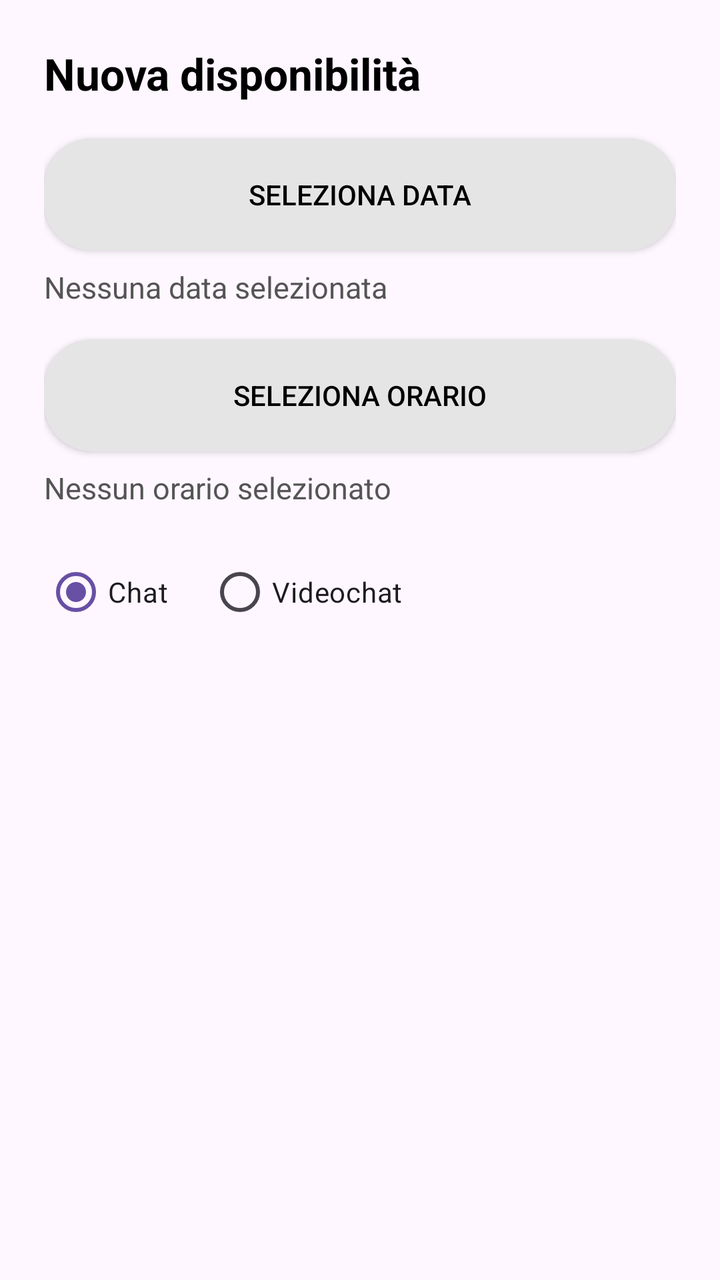
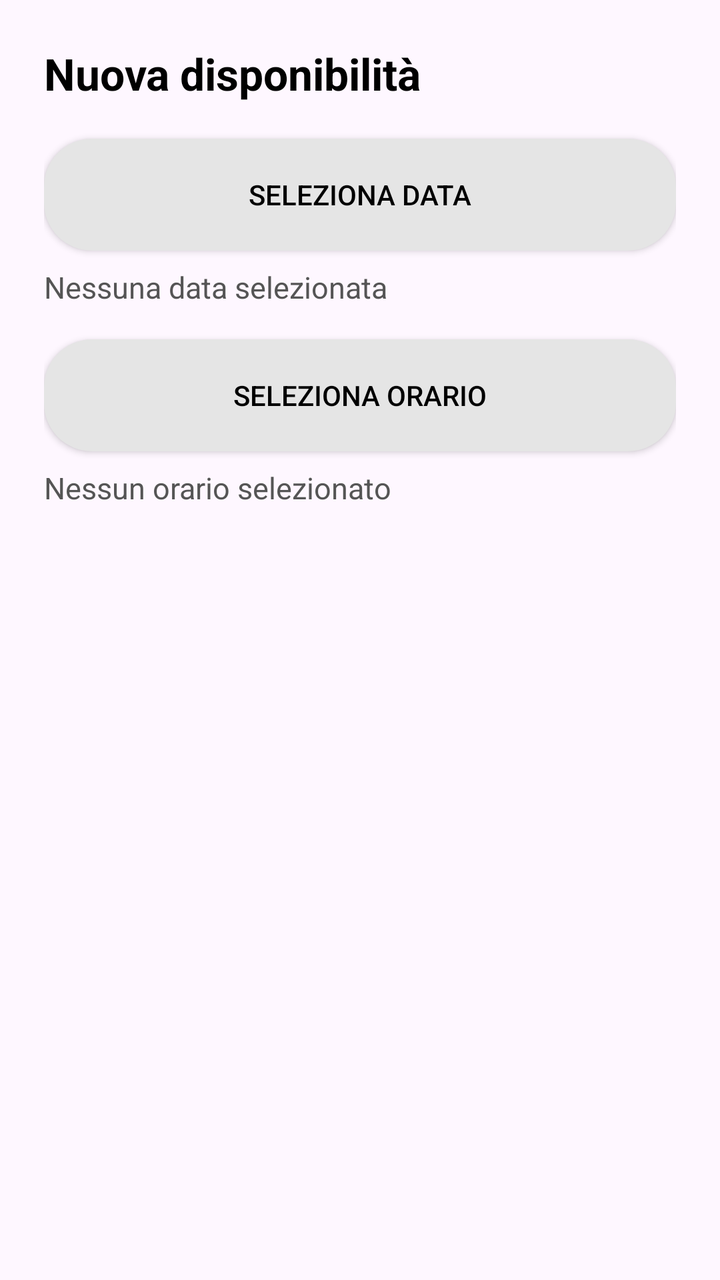

An Android layout rendered at two revisions. The XML below is the earlier revision; the diff shows what the commit changed to produce the second picture.
<!-- AndroidManifest.xml: application theme Theme.ShieldUp -->
<!-- res/layout/dialog_availability.xml -->
<?xml version="1.0" encoding="utf-8"?>
<LinearLayout xmlns:android="http://schemas.android.com/apk/res/android"
    android:layout_width="match_parent"
    android:layout_height="wrap_content"
    android:orientation="vertical"
    android:padding="22dp">

    <TextView
        android:layout_width="match_parent"
        android:layout_height="wrap_content"
        android:text="Nuova disponibilità"
        android:textColor="@color/black"
        android:textSize="22sp"
        android:textStyle="bold" />

    <Button
        android:id="@+id/btnPickDate"
        android:layout_width="match_parent"
        android:layout_height="56dp"
        android:layout_marginTop="18dp"
        android:background="@drawable/bg_gray_button"
        android:text="Seleziona data"
        android:textColor="@color/black" />

    <TextView
        android:id="@+id/txtSelectedDate"
        android:layout_width="match_parent"
        android:layout_height="wrap_content"
        android:layout_marginTop="8dp"
        android:text="Nessuna data selezionata"
        android:textColor="#555555"
        android:textSize="15sp" />

    <Button
        android:id="@+id/btnPickTime"
        android:layout_width="match_parent"
        android:layout_height="56dp"
        android:layout_marginTop="16dp"
        android:background="@drawable/bg_gray_button"
        android:text="Seleziona orario"
        android:textColor="@color/black" />

    <TextView
        android:id="@+id/txtSelectedTime"
        android:layout_width="match_parent"
        android:layout_height="wrap_content"
        android:layout_marginTop="8dp"
        android:text="Nessun orario selezionato"
        android:textColor="#555555"
        android:textSize="15sp" />

    <RadioGroup
        android:id="@+id/radioType"
        android:layout_width="match_parent"
        android:layout_height="wrap_content"
        android:layout_marginTop="18dp"
        android:orientation="horizontal">

        <RadioButton
            android:id="@+id/radioChat"
            android:layout_width="wrap_content"
            android:layout_height="wrap_content"
            android:checked="true"
            android:text="Chat" />

        <RadioButton
            android:id="@+id/radioVideo"
            android:layout_width="wrap_content"
            android:layout_height="wrap_content"
            android:layout_marginStart="20dp"
            android:text="Videochat" />

    </RadioGroup>

</LinearLayout>
<!-- resources referenced by this layout -->
<resources>
  <color name="black">#000000</color>
  <!-- drawable bg_gray_button (drawable) -->
  <?xml version="1.0" encoding="utf-8"?>
  <shape xmlns:android="http://schemas.android.com/apk/res/android">
      <solid android:color="@color/soft_gray" />
      <corners android:radius="24dp" />
  </shape>
  <style name="Theme.ShieldUp" parent="Base.Theme.ShieldUp" />
  <color name="soft_gray">#E5E5E5</color>
  <style name="Base.Theme.ShieldUp" parent="Theme.Material3.DayNight.NoActionBar">
          
          
      </style>
</resources>

<!-- the commit's change to res/layout/dialog_availability.xml (unified diff, before → after) -->
@@ -49,27 +49,4 @@
         android:textColor="#555555"
         android:textSize="15sp" />
 
-    <RadioGroup
-        android:id="@+id/radioType"
-        android:layout_width="match_parent"
-        android:layout_height="wrap_content"
-        android:layout_marginTop="18dp"
-        android:orientation="horizontal">
-
-        <RadioButton
-            android:id="@+id/radioChat"
-            android:layout_width="wrap_content"
-            android:layout_height="wrap_content"
-            android:checked="true"
-            android:text="Chat" />
-
-        <RadioButton
-            android:id="@+id/radioVideo"
-            android:layout_width="wrap_content"
-            android:layout_height="wrap_content"
-            android:layout_marginStart="20dp"
-            android:text="Videochat" />
-
-    </RadioGroup>
-
 </LinearLayout>
